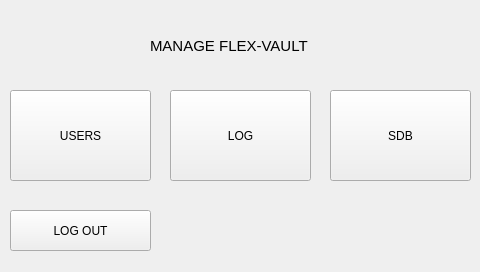
Before: the Qt Designer form FlexVault_Qt/adminmainmenu.ui in andreaslydemann/FlexVault, drawn with Qt 5.
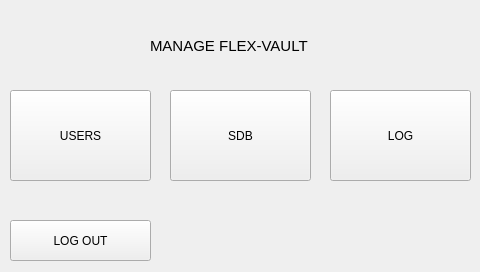
After: the same form once the commit is applied.

Patch:
```diff
--- a/FlexVault_Qt/adminmainmenu.ui
+++ b/FlexVault_Qt/adminmainmenu.ui
@@ -29,7 +29,7 @@
   <widget class="QPushButton" name="sdbButton">
    <property name="geometry">
     <rect>
-     <x>330</x>
+     <x>170</x>
      <y>90</y>
      <width>141</width>
      <height>91</height>
@@ -42,7 +42,7 @@
   <widget class="QPushButton" name="logButton">
    <property name="geometry">
     <rect>
-     <x>170</x>
+     <x>330</x>
      <y>90</y>
      <width>141</width>
      <height>91</height>
@@ -56,7 +56,7 @@
    <property name="geometry">
     <rect>
      <x>10</x>
-     <y>210</y>
+     <y>220</y>
      <width>141</width>
      <height>41</height>
     </rect>
```
